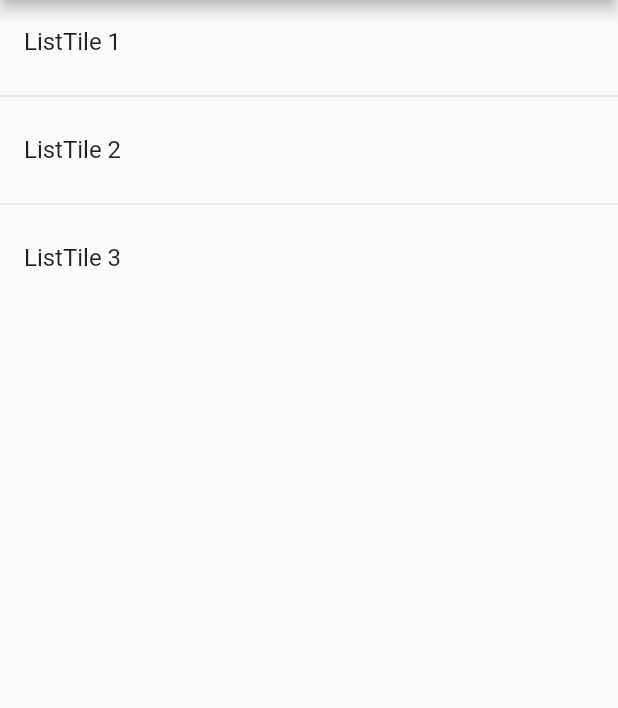
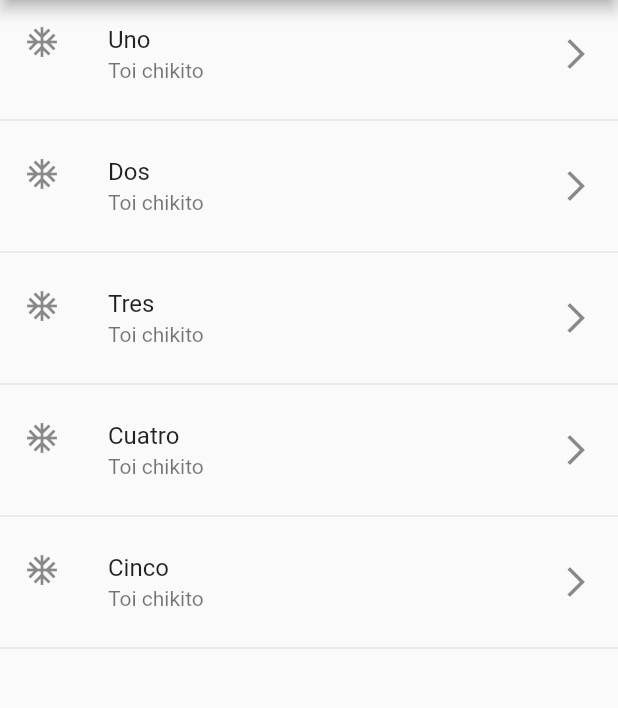
Before and after one commit to rojo5/flutterComponents, a Flutter app: the screen it shows after launch, on a phone screen of 412 x 824 dp, the part 84-792 px from its top. Run offline on Flutter 3.47's test engine with Material 2 defaults, Android fonts, the phone set to English and light mode, and no system bars.

Commit message:
Crear listas de manera dinamica a traves de una lista de opciones

```diff
--- a/lib/src/pages/home_page_temp.dart
+++ b/lib/src/pages/home_page_temp.dart
@@ -1,7 +1,7 @@
 import 'package:flutter/material.dart';
 
 class HomePageTemp extends StatelessWidget {
-  const HomePageTemp({Key? key}) : super(key: key);
+  final opciones = ['Uno', 'Dos', 'Tres', 'Cuatro', 'Cinco'];
 
   @override
   Widget build(BuildContext context) {
@@ -9,21 +9,41 @@ class HomePageTemp extends StatelessWidget {
       appBar: AppBar(
         title: Text('Componentes AppBar'),
       ),
-      body: ListView(
-        children: <Widget>[
-          ListTile(
-            title: Text('ListTile 1'),
-          ),
-          Divider(),
-          ListTile(
-            title: Text('ListTile 2'),
-          ),
-          Divider(),
-          ListTile(
-            title: Text('ListTile 3'),
-          )
-        ],
-      ),
+      body: ListView(children: _crearItemsCorto()),
     );
   }
+
+  List<Widget> _crearItems() {
+    List<Widget> lista = <Widget>[];
+
+    for (var opt in opciones) {
+      final tempWidget = ListTile(
+        title: Text(opt),
+      );
+
+      lista..add(tempWidget)
+            ..add(Divider());
+
+    }
+    return lista;
+  }
+
+  List<Widget> _crearItemsCorto() {
+
+    return  opciones.map((opt) {
+        return Column(
+          children: <Widget>[
+            ListTile(
+              title: Text(opt),
+              subtitle: Text('Toi chikito'),
+              leading: Icon(Icons.ac_unit),
+              trailing: Icon(Icons.arrow_forward_ios_sharp),
+              onTap: () {},
+            ),
+            Divider()
+          ],
+        );
+    }).toList();
+
+  }
 }
```
